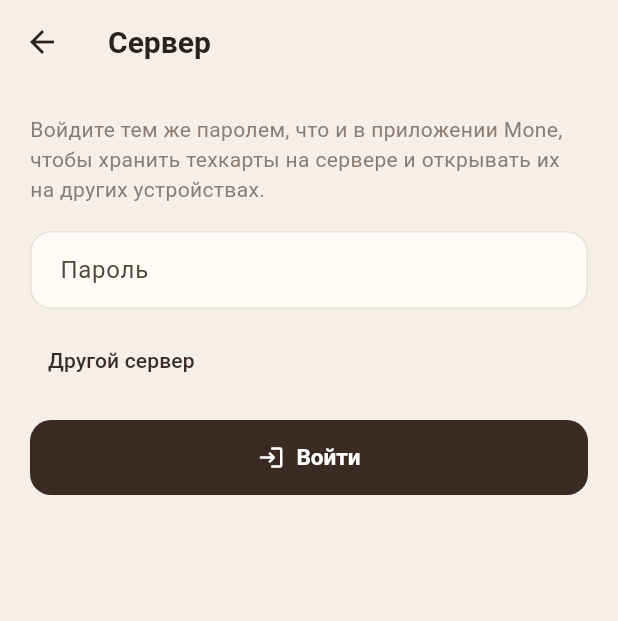
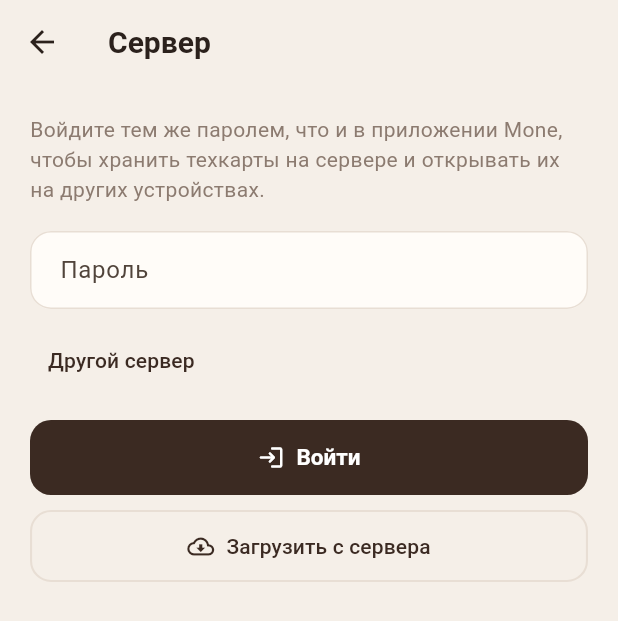
Before and after one commit to alinaibragimovna120-byte/mone_menu, a Flutter app: the ServerPage screen opened directly, on a phone screen of 412 x 824 dp. Shown: the top 621 px of the screen. Run offline on Flutter 3.47's test engine with Material 3 defaults, Android fonts, the phone set to English and light mode, and no system bars; our stand-ins replace file_picker, web; missing offline and left inert: dart:ffi, dart:js_interop, desktop_drop.

Commit message:
Обновления техкарт приходят без входа
Сервер отдаёт меню без пароля: при открытии и возврате в приложение
свежая версия подтягивается сама. Встроенные техкарты не считаются
своими изменениями, поэтому заменяются версией с сервера. Отправлять
по-прежнему могут только админ и шеф.

Co-Authored-By: Claude Opus 5.5 (1M context) <noreply@anthropic.com>

```diff
--- a/lib/services/menu_sync.dart
+++ b/lib/services/menu_sync.dart
@@ -98,13 +98,15 @@ class MenuSync extends ChangeNotifier with WidgetsBindingObserver {
   /// техкарты остаются на устройстве, попробуем в следующий раз.
   Future<void> autoSync() async {
     _pushTimer?.cancel();
-    if (!loggedIn) return;
+    // Только что заполнено встроенными техкартами — своих изменений нет.
+    if (menu.seeded && _settings['server_dirty'] == null) await _saveSettings({'server_dirty': false});
     if (busy) {
       _pushTimer = Timer(const Duration(seconds: 3), autoSync);
       return;
     }
     try {
-      if (dirty && canEdit) {
+      // Читать меню можно без входа; отправлять — админ и шеф.
+      if (dirty && loggedIn && canEdit) {
         await push();
       } else if (!dirty || menu.allBooks.isEmpty) {
         await pull(onlyIfNewer: true);
--- a/lib/ui/home_page.dart
+++ b/lib/ui/home_page.dart
@@ -326,7 +326,7 @@ class _EmptyHome extends StatelessWidget {
             // Техкарты уже есть на сервере (добавлены на другом устройстве).
             TextButton.icon(
               onPressed: () async {
-                if (sync.loggedIn && context.read<MenuProvider>().allBooks.isEmpty) {
+                if (context.read<MenuProvider>().allBooks.isEmpty) {
                   await sync.pull().catchError((Object e) {
                     if (context.mounted) ScaffoldMessenger.of(context).showSnackBar(SnackBar(content: Text('$e')));
                     return 0;
--- a/lib/ui/server_page.dart
+++ b/lib/ui/server_page.dart
@@ -132,6 +132,13 @@ class _ServerPageState extends State<ServerPage> {
                   icon: const Icon(Icons.login_rounded),
                   label: Text(tr('Войти')),
                 ),
+                const SizedBox(height: 10),
+                // Смотреть меню можно без входа.
+                OutlinedButton.icon(
+                  onPressed: sync.busy ? null : () => _pull(sync),
+                  icon: const Icon(Icons.cloud_download_outlined),
+                  label: Text(tr('Загрузить с сервера')),
+                ),
               ] else ...[
                 SoftCard(
                   padding: const EdgeInsets.all(16),
```
Also changed, not shown: lib/provider/menu_provider.dart (+7 -1 lines).
